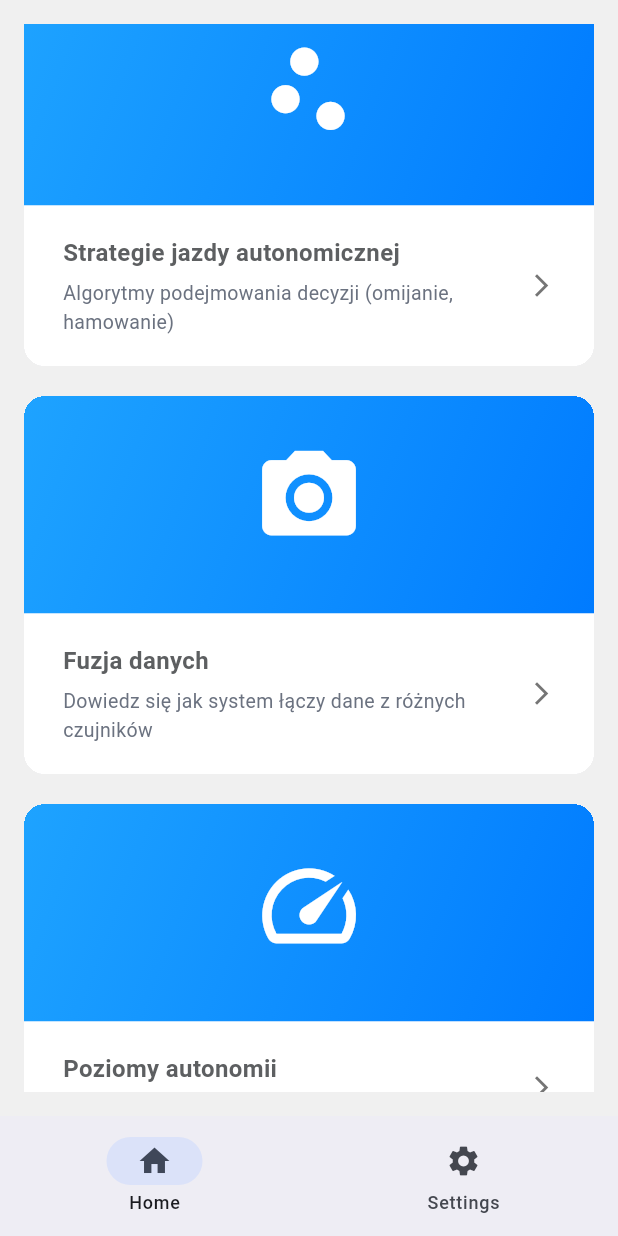
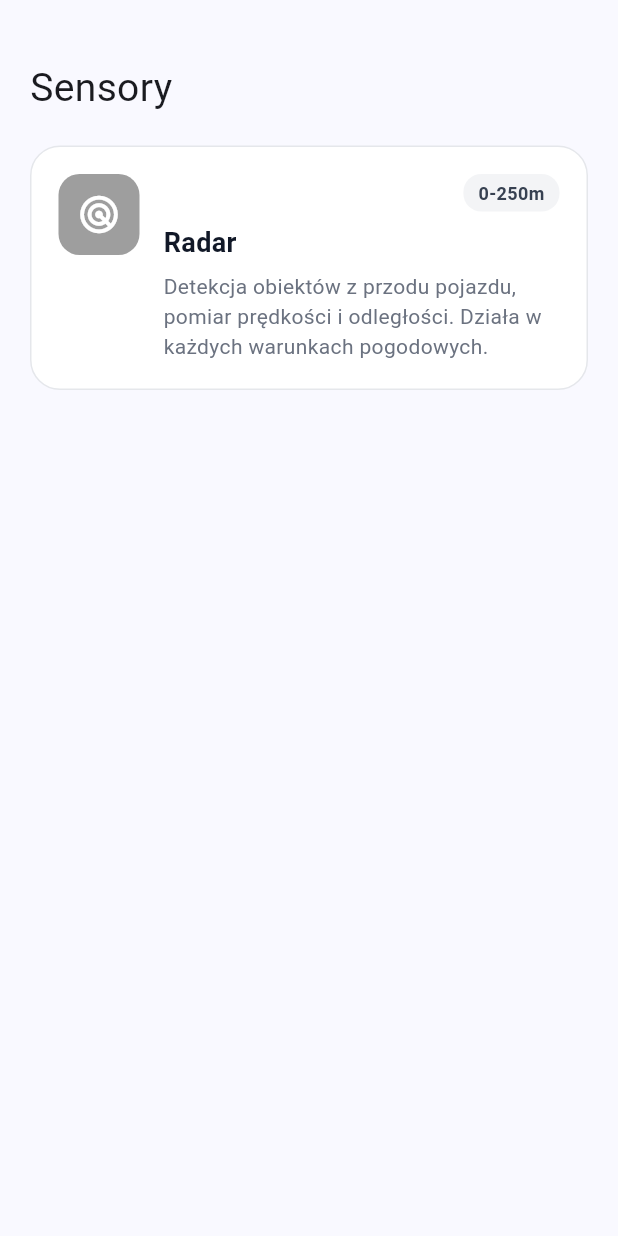
Before and after one commit to sqrasdf/AutoSense, a Flutter app: the screen it shows after launch, scrolled down 576 dp, after a tap on "Strategie jazdy autonomicznej", on a phone screen of 412 x 824 dp. Run offline on Flutter 3.47's test engine with Material 3 defaults, Android fonts, the phone set to English and light mode, and no system bars.

Commit message:
add lesson page

```diff
--- /dev/null
+++ b/lib/pages/lesson_page.dart
@@ -0,0 +1,47 @@
+import 'package:autosense/widgets/sensor_card.dart';
+import 'package:flutter/material.dart';
+
+// class LessonPage extends StatefulWidget {
+//   const LessonPage({super.key});
+
+//   @override
+//   State<LessonPage> createState() => _LessonPageState();
+// }
+
+// class _LessonPageState extends State<LessonPage> {
+//   @override
+//   Widget build(BuildContext context) {
+//     return Container(child: Center(child: Text("yoo")));
+//   }
+// }
+
+class LessonPage extends StatelessWidget {
+  const LessonPage({super.key});
+
+  @override
+  Widget build(BuildContext context) {
+    return Scaffold(
+      body: Padding(
+        padding: const EdgeInsets.symmetric(vertical: 40, horizontal: 20),
+        child: Column(
+          mainAxisAlignment: MainAxisAlignment.center,
+          crossAxisAlignment: CrossAxisAlignment.start,
+          children: [
+            Text('Sensory', style: TextStyle(fontSize: 26)),
+            SizedBox(height: 20),
+            SensorCard(
+              icon: Icons.radar,
+              iconBackgroundColor: Colors.grey,
+              badgeText: "0-250m",
+              title: "Radar",
+              description:
+                  "Detekcja obiektów z przodu pojazdu, pomiar prędkości i odległości. "
+                  "Działa w każdych warunkach pogodowych.",
+            ),
+            Expanded(child: Container()),
+          ],
+        ),
+      ),
+    );
+  }
+}
--- a/lib/widgets/course_card.dart
+++ b/lib/widgets/course_card.dart
@@ -1,5 +1,6 @@
 // ignore_for_file: unused_import
 
+import 'package:autosense/pages/lesson_page.dart';
 import 'package:autosense/widgets/module_card.dart';
 import 'package:autosense/widgets/topic_card.dart';
 import 'package:flutter/material.dart';
@@ -73,6 +74,10 @@ class CourseCard extends StatelessWidget {
                     'Algorytmy podejmowania decyzji (omijanie, hamowanie)',
                 onTap: () {
                   debugPrint('Otwieram Strategie jazdy autonomicznej');
+                  Navigator.push(
+                    context,
+                    MaterialPageRoute(builder: (context) => const LessonPage()),
+                  );
                 },
               ),
               const SizedBox(height: 20),
--- /dev/null
+++ b/lib/widgets/sensor_card.dart
@@ -0,0 +1,106 @@
+import 'package:flutter/material.dart';
+
+class SensorCard extends StatelessWidget {
+  final IconData icon;
+  final Color iconBackgroundColor;
+
+  final String badgeText;
+  final String title;
+  final String description;
+
+  const SensorCard({
+    super.key,
+    required this.icon,
+    required this.iconBackgroundColor,
+    required this.badgeText,
+    required this.title,
+    required this.description,
+  });
+
+  @override
+  Widget build(BuildContext context) {
+    return Container(
+      width: double.infinity,
+      padding: const EdgeInsets.all(18),
+      decoration: BoxDecoration(
+        color: Colors.white,
+        borderRadius: BorderRadius.circular(20),
+        border: Border.all(color: const Color(0xFFE5E7EB)),
+      ),
+      child: Row(
+        crossAxisAlignment: CrossAxisAlignment.start,
+        children: [
+          // Ikona w niebieskim tle
+          Container(
+            width: 54,
+            height: 54,
+            decoration: BoxDecoration(
+              color: iconBackgroundColor,
+              borderRadius: BorderRadius.circular(14),
+            ),
+            child: Center(child: Icon(icon, size: 30, color: Colors.white)),
+          ),
+
+          const SizedBox(width: 16),
+
+          // Tekst + badge
+          Expanded(
+            child: Column(
+              crossAxisAlignment: CrossAxisAlignment.start,
+              children: [
+                // wiersz z badge po prawej
+                Row(
+                  children: [
+                    Expanded(child: Container()), // pcha badge w prawo
+                    Container(
+                      padding: const EdgeInsets.symmetric(
+                        horizontal: 10,
+                        vertical: 4,
+                      ),
+                      decoration: BoxDecoration(
+                        color: const Color(0xFFF3F4F6),
+                        borderRadius: BorderRadius.circular(12),
+                      ),
+                      child: Text(
+                        badgeText,
+                        style: const TextStyle(
+                          fontSize: 12,
+                          fontWeight: FontWeight.w600,
+                          color: Color(0xFF374151),
+                        ),
+                      ),
+                    ),
+                  ],
+                ),
+
+                const SizedBox(height: 8),
+
+                // Nagłówek
+                Text(
+                  title,
+                  style: const TextStyle(
+                    fontSize: 18,
+                    fontWeight: FontWeight.w600,
+                    color: Color(0xFF111827),
+                  ),
+                ),
+
+                const SizedBox(height: 6),
+
+                // Opis
+                Text(
+                  description,
+                  style: const TextStyle(
+                    fontSize: 14,
+                    color: Color(0xFF6B7280),
+                    height: 1.4,
+                  ),
+                ),
+              ],
+            ),
+          ),
+        ],
+      ),
+    );
+  }
+}
```
